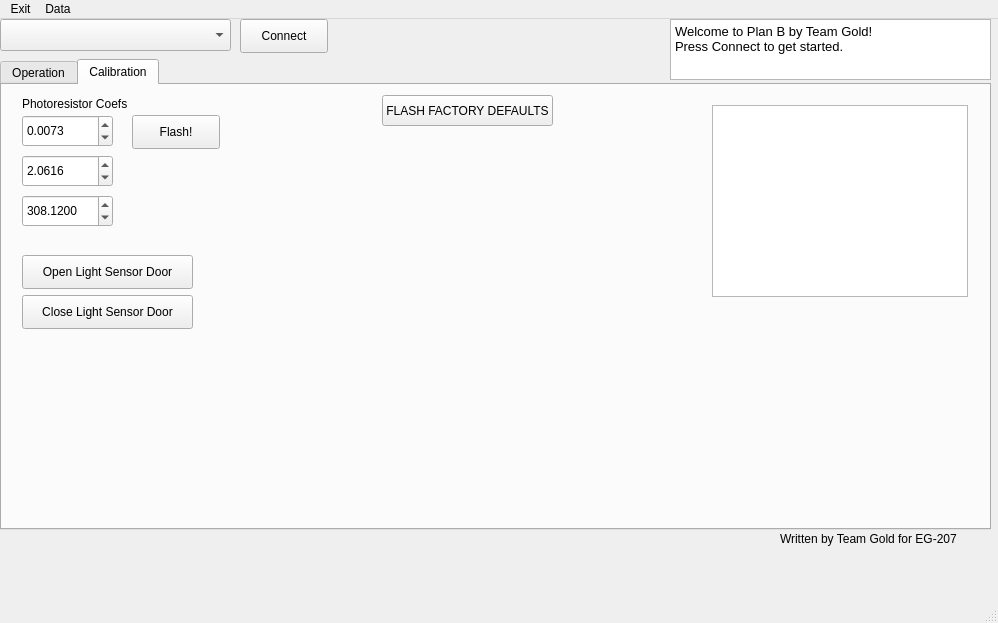
This is python/PlanB/resources/planb.ui in KenwoodFox/EG-207 as Qt 5 draws it before an edit. The edited form follows.
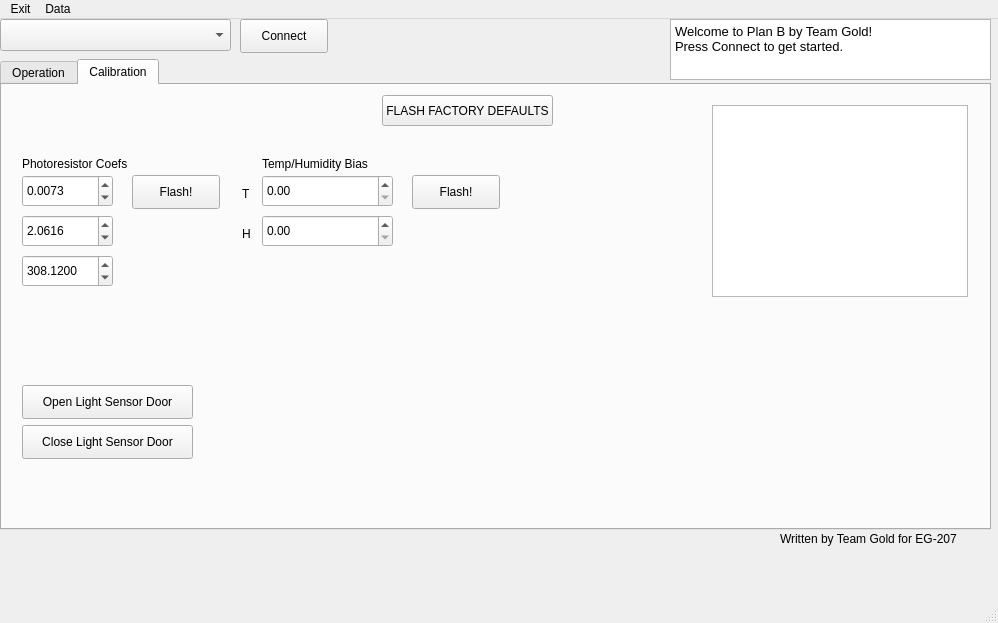
This is the edited form. The open tabs and pages were chosen to show the change. Icons and pictures are not drawn. Custom widgets are drawn as their Qt base class.

Commit message: Add dht11 bias to ui

```diff
--- a/python/PlanB/resources/planb.ui
+++ b/python/PlanB/resources/planb.ui
@@ -165,7 +165,7 @@
       <property name="geometry">
        <rect>
         <x>20</x>
-        <y>30</y>
+        <y>90</y>
         <width>91</width>
         <height>32</height>
        </rect>
@@ -187,7 +187,7 @@
       <property name="geometry">
        <rect>
         <x>20</x>
-        <y>70</y>
+        <y>130</y>
         <width>91</width>
         <height>32</height>
        </rect>
@@ -209,7 +209,7 @@
       <property name="geometry">
        <rect>
         <x>20</x>
-        <y>110</y>
+        <y>170</y>
         <width>91</width>
         <height>32</height>
        </rect>
@@ -231,7 +231,7 @@
       <property name="geometry">
        <rect>
         <x>130</x>
-        <y>30</y>
+        <y>90</y>
         <width>88</width>
         <height>34</height>
        </rect>
@@ -244,7 +244,7 @@
       <property name="geometry">
        <rect>
         <x>20</x>
-        <y>10</y>
+        <y>70</y>
         <width>131</width>
         <height>18</height>
        </rect>
@@ -306,7 +306,7 @@
       <property name="geometry">
        <rect>
         <x>20</x>
-        <y>170</y>
+        <y>300</y>
         <width>171</width>
         <height>34</height>
        </rect>
@@ -319,7 +319,7 @@
       <property name="geometry">
        <rect>
         <x>20</x>
-        <y>210</y>
+        <y>340</y>
         <width>171</width>
         <height>34</height>
        </rect>
@@ -328,6 +328,78 @@
        <string>Close Light Sensor Door</string>
       </property>
      </widget>
+     <widget class="QLabel" name="label_4">
+      <property name="geometry">
+       <rect>
+        <x>260</x>
+        <y>70</y>
+        <width>131</width>
+        <height>18</height>
+       </rect>
+      </property>
+      <property name="text">
+       <string>Temp/Humidity Bias</string>
+      </property>
+     </widget>
+     <widget class="QDoubleSpinBox" name="tempBiasSpinBox">
+      <property name="geometry">
+       <rect>
+        <x>260</x>
+        <y>90</y>
+        <width>131</width>
+        <height>32</height>
+       </rect>
+      </property>
+     </widget>
+     <widget class="QDoubleSpinBox" name="humidityBiasSpinbox">
+      <property name="geometry">
+       <rect>
+        <x>260</x>
+        <y>130</y>
+        <width>131</width>
+        <height>32</height>
+       </rect>
+      </property>
+     </widget>
+     <widget class="QLabel" name="label_5">
+      <property name="geometry">
+       <rect>
+        <x>240</x>
+        <y>100</y>
+        <width>16</width>
+        <height>18</height>
+       </rect>
+      </property>
+      <property name="text">
+       <string>T</string>
+      </property>
+     </widget>
+     <widget class="QLabel" name="label_6">
+      <property name="geometry">
+       <rect>
+        <x>240</x>
+        <y>140</y>
+        <width>16</width>
+        <height>18</height>
+       </rect>
+      </property>
+      <property name="text">
+       <string>H</string>
+      </property>
+     </widget>
+     <widget class="QPushButton" name="dht11BiasFlashButton">
+      <property name="geometry">
+       <rect>
+        <x>410</x>
+        <y>90</y>
+        <width>88</width>
+        <height>34</height>
+       </rect>
+      </property>
+      <property name="text">
+       <string>Flash!</string>
+      </property>
+     </widget>
     </widget>
    </widget>
    <widget class="QLabel" name="writtenByTeamGoldLabel">
```
Left out of the diff: 2 changed lines with no effect on the pictures. The commit also changes 1 other file.
